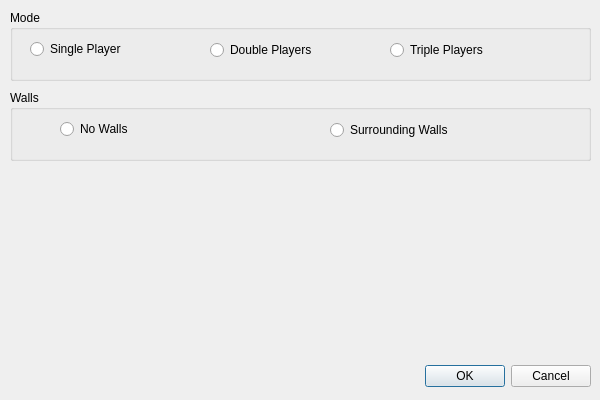
First picture: the form in settingsdialog.ui, repository y-young/Qt-Snake, before the edit.
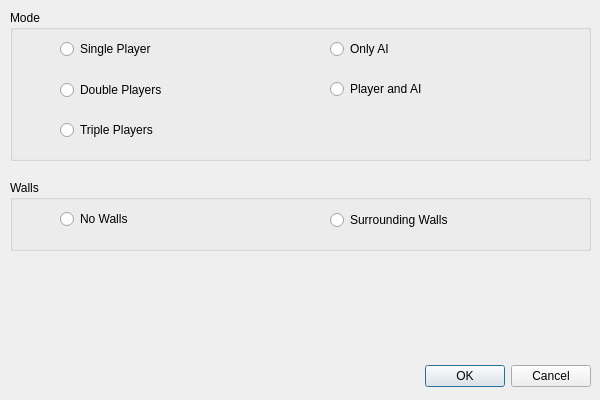
Second picture: the form after the edit.

```diff
--- a/settingsdialog.ui
+++ b/settingsdialog.ui
@@ -35,7 +35,7 @@
      <x>10</x>
      <y>10</y>
      <width>581</width>
-     <height>71</height>
+     <height>151</height>
     </rect>
    </property>
    <property name="title">
@@ -44,7 +44,7 @@
    <widget class="QRadioButton" name="SinglePlayerButton">
     <property name="geometry">
      <rect>
-      <x>20</x>
+      <x>50</x>
       <y>30</y>
       <width>151</width>
       <height>18</height>
@@ -57,8 +57,8 @@
    <widget class="QRadioButton" name="DoublePlayersButton">
     <property name="geometry">
      <rect>
-      <x>200</x>
-      <y>30</y>
+      <x>50</x>
+      <y>70</y>
       <width>231</width>
       <height>20</height>
      </rect>
@@ -70,8 +70,8 @@
    <widget class="QRadioButton" name="TriplePlayersButton">
     <property name="geometry">
      <rect>
-      <x>380</x>
-      <y>30</y>
+      <x>50</x>
+      <y>110</y>
       <width>201</width>
       <height>20</height>
      </rect>
@@ -80,12 +80,38 @@
      <string>Triple Players</string>
     </property>
    </widget>
+   <widget class="QRadioButton" name="OnlyAIButton">
+    <property name="geometry">
+     <rect>
+      <x>320</x>
+      <y>30</y>
+      <width>151</width>
+      <height>18</height>
+     </rect>
+    </property>
+    <property name="text">
+     <string>Only AI</string>
+    </property>
+   </widget>
+   <widget class="QRadioButton" name="PlayerAndAIButton">
+    <property name="geometry">
+     <rect>
+      <x>320</x>
+      <y>70</y>
+      <width>151</width>
+      <height>18</height>
+     </rect>
+    </property>
+    <property name="text">
+     <string>Player and AI</string>
+    </property>
+   </widget>
   </widget>
   <widget class="QGroupBox" name="WallGroup">
    <property name="geometry">
     <rect>
      <x>10</x>
-     <y>90</y>
+     <y>180</y>
      <width>581</width>
      <height>71</height>
     </rect>
```
